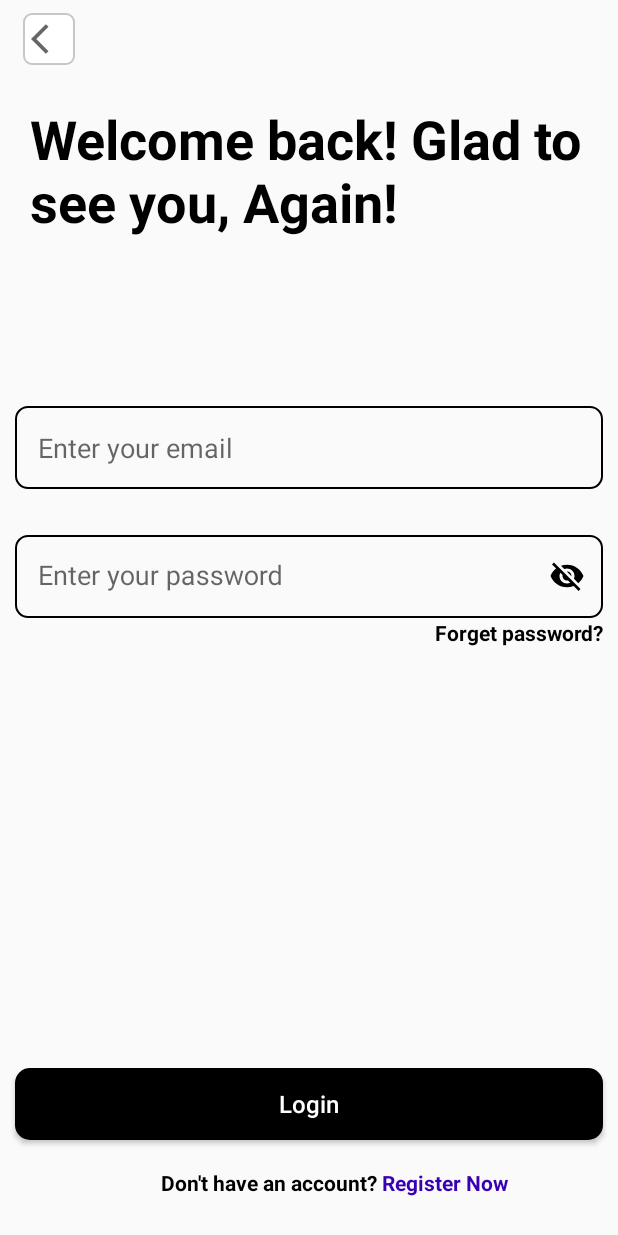
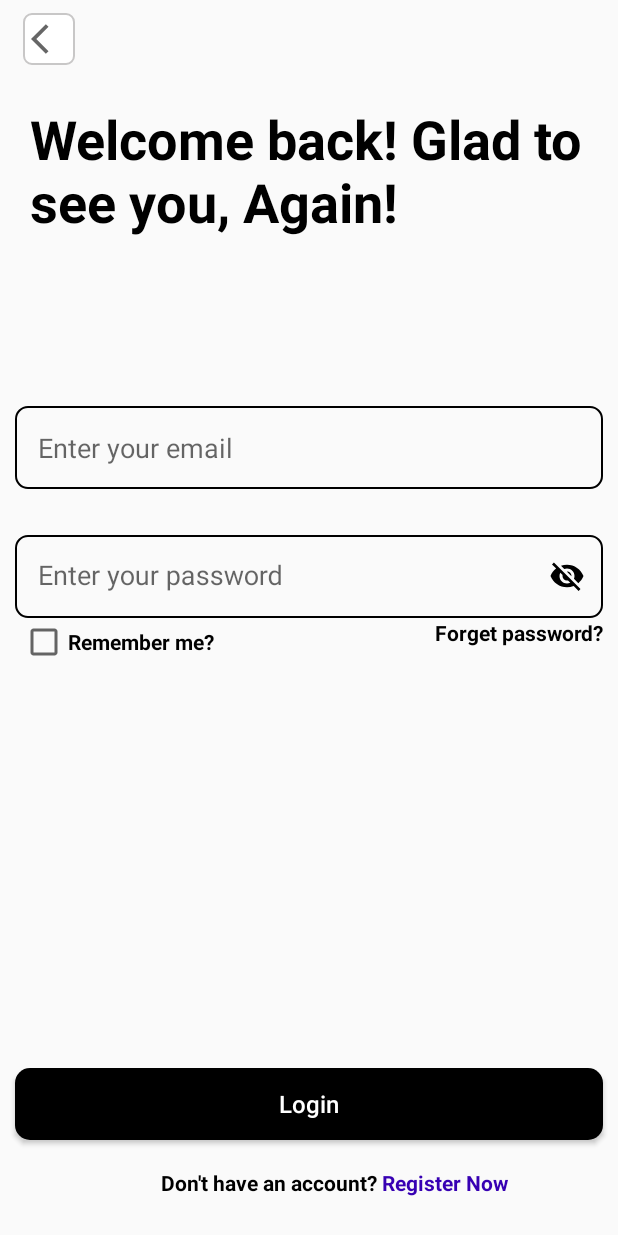
Before and after one commit to AbuBreak/MovieTimeApp, an Android app: the LoginActivity screen opened directly, with no data from a screen before it, on a phone screen of 412 x 824 dp. Run offline under Robolectric (Android 15) with nearby library versions, the phone set to English and light mode, and no system bars; our stand-ins replace Firebase (no records; nobody signed in at launch, a user with empty details on screens opened directly).

Commit message:
RememberMe commit

```diff
--- a/app/src/main/java/com/example/movietimeapp/activity/LoginActivity.java
+++ b/app/src/main/java/com/example/movietimeapp/activity/LoginActivity.java
@@ -4,10 +4,12 @@ import androidx.annotation.NonNull;
 import androidx.appcompat.app.AppCompatActivity;
 
 import android.content.Intent;
+import android.content.SharedPreferences;
 import android.os.Bundle;
 import android.util.Patterns;
 import android.view.View;
 import android.widget.Button;
+import android.widget.CheckBox;
 import android.widget.EditText;
 import android.widget.ImageView;
 import android.widget.TextView;
@@ -29,13 +31,18 @@ import com.google.firebase.database.FirebaseDatabase;
 import com.google.firebase.database.ValueEventListener;
 
 public class LoginActivity extends AppCompatActivity {
-    ImageView img_back;
-    EditText edit_email;
-    TextInputEditText edit_pass;
-    TextView txtForget, txtRegister;
-    Button btnLogin;
+    private static final String CHECKED = "rememberMe";
+    private ImageView img_back;
+    private EditText edit_email;
+    private TextInputEditText edit_pass;
+    private TextView txtForget, txtRegister;
+    private Button btnLogin;
+    private CheckBox cbRemember;
 
     private FirebaseAuth mAuth;
+    private DatabaseReference reference;
+
+    private SharedPreferences sharedPreferences;
 
     @Override
     protected void onCreate(Bundle savedInstanceState) {
@@ -44,6 +51,18 @@ public class LoginActivity extends AppCompatActivity {
 
         initViews();
         mAuth = FirebaseAuth.getInstance();
+        reference = FirebaseDatabase.getInstance().getReference("Users");
+
+        sharedPreferences = getSharedPreferences(CHECKED, MODE_PRIVATE);
+        SharedPreferences.Editor editor = sharedPreferences.edit();
+
+        String saveEmail = sharedPreferences.getString("svEmail", "");
+        String savePass = sharedPreferences.getString("svPass", "");
+
+        cbRemember.setChecked(sharedPreferences.contains("checked") && sharedPreferences.getBoolean("checked", false));
+
+        edit_email.setText(saveEmail);
+        edit_pass.setText(savePass);
 
         img_back.setOnClickListener(new View.OnClickListener() {
             @Override
@@ -56,6 +75,10 @@ public class LoginActivity extends AppCompatActivity {
         btnLogin.setOnClickListener(new View.OnClickListener() {
             @Override
             public void onClick(View view) {
+                if (cbRemember.isChecked()) {
+                    editor.putBoolean("checked", true);
+                    editor.apply();
+                    StoreDataUsingPref(edit_email.getText().toString(), edit_pass.getText().toString());
 
                     if (edit_email.getText().toString().isEmpty()) {
                         edit_email.setError("Email is required!");
@@ -94,6 +117,45 @@ public class LoginActivity extends AppCompatActivity {
                                 }
                             });
 
+                } else {
+                    if (edit_email.getText().toString().isEmpty()) {
+                        edit_email.setError("Email is required!");
+                        edit_email.requestFocus();
+
+                    } else if (!Patterns.EMAIL_ADDRESS.matcher(edit_email.getText().toString()).matches()) {
+                        edit_email.setError("Provide a valid email!");
+                        edit_email.requestFocus();
+
+                    } else if (edit_pass.getText().toString().isEmpty()) {
+                        edit_pass.setError("Password is required!");
+                        edit_pass.requestFocus();
+
+                    } else if (edit_pass.length() < 6) {
+                        edit_pass.setError("Min password length is 6 characters!");
+                        edit_pass.requestFocus();
+
+                    }
+                    getSharedPreferences(CHECKED,MODE_PRIVATE).edit().clear().commit();
+                    mAuth.signInWithEmailAndPassword(edit_email.getText().toString(), edit_pass.getText().toString())
+                            .addOnCompleteListener(new OnCompleteListener<AuthResult>() {
+                                @Override
+                                public void onComplete(@NonNull Task<AuthResult> task) {
+                                    if (task.isSuccessful()) {
+                                        FirebaseUser user = FirebaseAuth.getInstance().getCurrentUser();
+
+                                        if (user.isEmailVerified()) {
+                                            Intent intent1 = new Intent(LoginActivity.this, HomePageActivity.class);
+                                            startActivity(intent1);
+                                        } else {
+                                            user.sendEmailVerification();
+                                            Toast.makeText(LoginActivity.this, "Please check your email to verify your account!", Toast.LENGTH_SHORT).show();
+                                        }
+                                    } else {
+                                        Toast.makeText(LoginActivity.this, "Failed to login! Please check your credentials", Toast.LENGTH_SHORT).show();
+                                    }
+                                }
+                            });
+                }
             }
         });
         txtForget.setOnClickListener(new View.OnClickListener() {
@@ -114,6 +176,13 @@ public class LoginActivity extends AppCompatActivity {
 
     }
 
+    private void StoreDataUsingPref(String email, String pass) {
+        SharedPreferences.Editor editor = getSharedPreferences(CHECKED, MODE_PRIVATE).edit();
+        editor.putString("svEmail", email);
+        editor.putString("svPass", pass);
+        editor.apply();
+    }
+
     private void initViews() {
         img_back = findViewById(R.id.img_back);
         edit_email = findViewById(R.id.confrimPass);
@@ -121,5 +190,6 @@ public class LoginActivity extends AppCompatActivity {
         txtForget = findViewById(R.id.txtForget);
         txtRegister = findViewById(R.id.txtRegister);
         btnLogin = findViewById(R.id.loginBtn);
+        cbRemember = findViewById(R.id.cbRemember);
     }
 }
--- a/app/src/main/res/layout/activity_login.xml
+++ b/app/src/main/res/layout/activity_login.xml
@@ -145,5 +145,19 @@
         app:layout_constraintTop_toTopOf="@+id/textView4"
         app:layout_constraintVertical_bias="0.0" />
 
+    <CheckBox
+        android:id="@+id/cbRemember"
+        android:layout_width="wrap_content"
+        android:layout_height="wrap_content"
+        android:text="@string/remember_me"
+        android:textStyle="bold"
+        android:textColor="@color/black"
+        app:layout_constraintBottom_toTopOf="@+id/loginBtn"
+        app:layout_constraintEnd_toStartOf="@+id/txtForget"
+        app:layout_constraintHorizontal_bias="0.082"
+        app:layout_constraintStart_toStartOf="parent"
+        app:layout_constraintTop_toBottomOf="@+id/pass"
+        app:layout_constraintVertical_bias="0.0" />
+
 
 </androidx.constraintlayout.widget.ConstraintLayout>
--- a/app/src/main/res/values/strings.xml
+++ b/app/src/main/res/values/strings.xml
@@ -31,8 +31,8 @@
     <string name="movie_title">Movie Title</string>
     <string name="brief_description_about_movie">Brief description about movie.</string>
     <string name="api_key">8930455ee1d048dab0f0f5522f99b167</string>
-
     <string name="navigation_drawer_open">Open navigation drawer</string>
     <string name="navigation_drawer_close">Close navigation drawer</string>
     <string name="title_activity_map">MapActivity</string>
+    <string name="remember_me">Remember me?</string>
 </resources>
```
Lines whose indentation alone changed are shown as unchanged.
